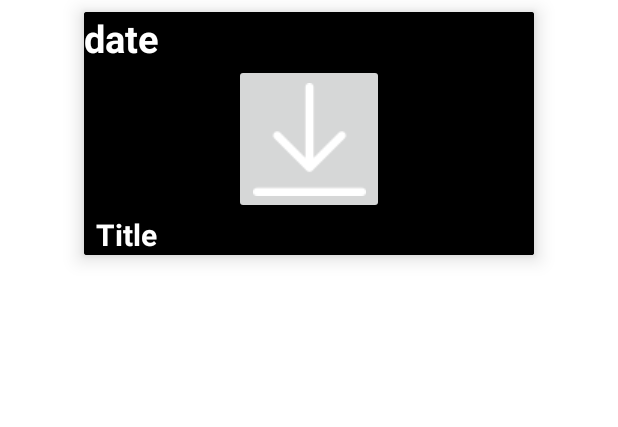
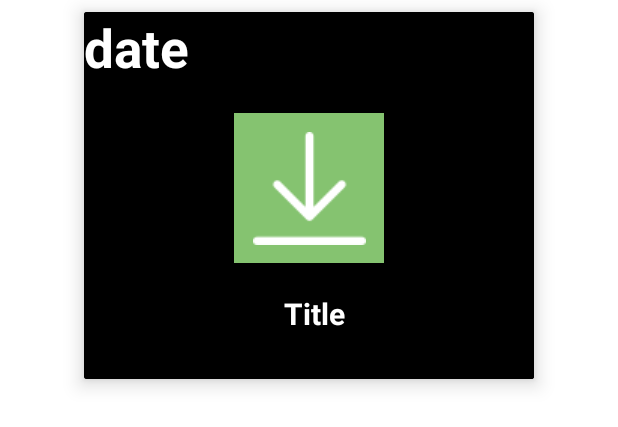
Before and after one commit to AlexandrosAlexandrov/MobileEvaluationApp, an Android app: the layout row_items.xml on its own in the app's theme, with its tools: preview values and no code run, on a phone screen of 412 x 824 dp. Shown: the top 427 px of the screen. Run offline under Robolectric (Android 15) with nearby library versions, the phone set to English and light mode, and no system bars.

Commit message:
Fully functional

```diff
--- a/app/build.gradle
+++ b/app/build.gradle
@@ -45,4 +45,5 @@ dependencies {
     implementation 'com.squareup.retrofit2:retrofit:2.9.0'
     implementation 'com.squareup.retrofit2:converter-gson:2.9.0'
 
+    implementation 'com.squareup.picasso:picasso:2.8'
 }
--- a/app/src/main/java/com/example/mobileevaluationproject/MainActivity.kt
+++ b/app/src/main/java/com/example/mobileevaluationproject/MainActivity.kt
@@ -14,6 +14,7 @@ import android.widget.ImageButton
 import android.widget.Toast
 import androidx.appcompat.app.AlertDialog
 import androidx.appcompat.app.AppCompatActivity
+import com.squareup.picasso.Picasso
 import retrofit2.Call
 import retrofit2.Callback
 import retrofit2.Response
@@ -37,7 +38,7 @@ class MainActivity : AppCompatActivity() {
         super.onCreate(savedInstanceState)
         setContentView(R.layout.activity_main)
 
-        title = ""
+        title = "Σύνδεση"
 
         sessionManager = SessionManager(this)
 
--- a/app/src/main/res/layout/row_items.xml
+++ b/app/src/main/res/layout/row_items.xml
@@ -26,15 +26,17 @@
                 android:layout_height="wrap_content"
                 android:text="date"
                 android:textColor="@color/white"
-                android:textSize="25sp"
-                android:textStyle="bold" />
+                android:textSize="35sp"
+                android:textStyle="bold"
+                android:layout_marginBottom="20dp"/>
 
             <ImageButton
-                android:id="@+id/image_country"
+                android:id="@+id/image_book"
                 android:layout_width="100dp"
                 android:layout_height="100dp"
                 android:src="@drawable/ic_download"
-                android:layout_gravity="center"/>
+                android:layout_gravity="center"
+                android:background="#85c370"/>
 
 
             <LinearLayout
@@ -52,7 +54,12 @@
                     android:text="@string/title"
                     android:textColor="@color/white"
                     android:textSize="20sp"
-                    android:textStyle="bold" />
+                    android:textStyle="bold"
+                    style="@style/helveticaneuebold"
+                    android:layout_gravity="center"
+                    android:layout_marginTop="20dp"
+                    android:layout_marginBottom="30dp"
+                    />
 
 
 
```
Also changed, not shown: app/src/main/java/com/example/mobileevaluationproject/myAdapter.kt (+22 -16 lines).
